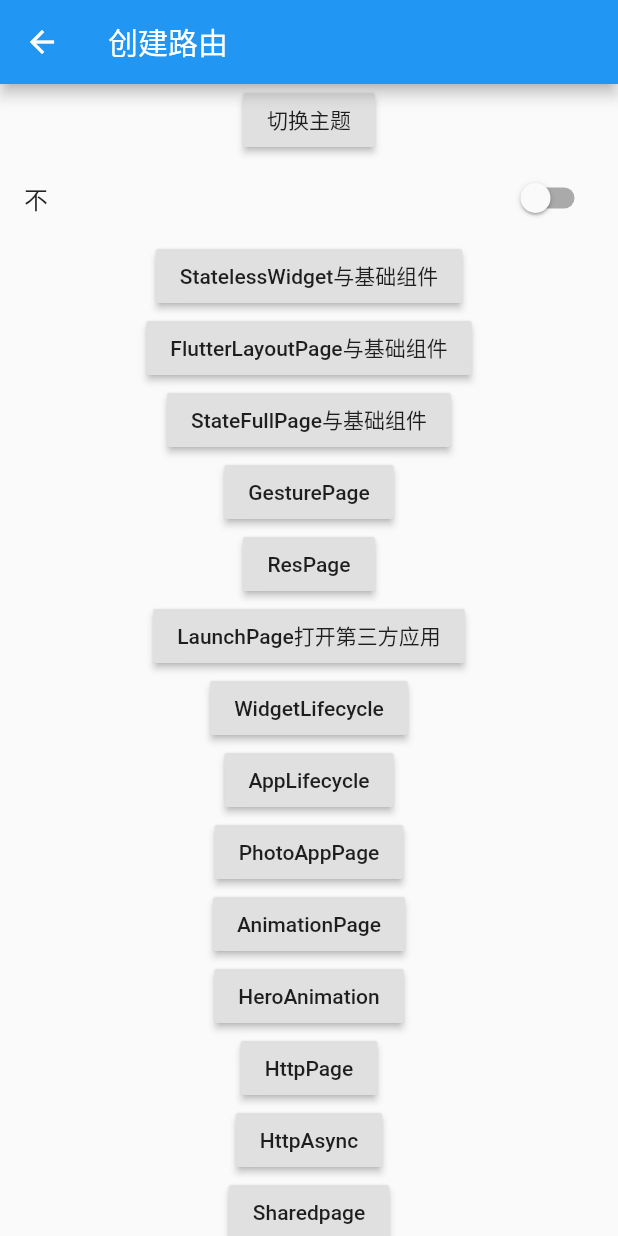
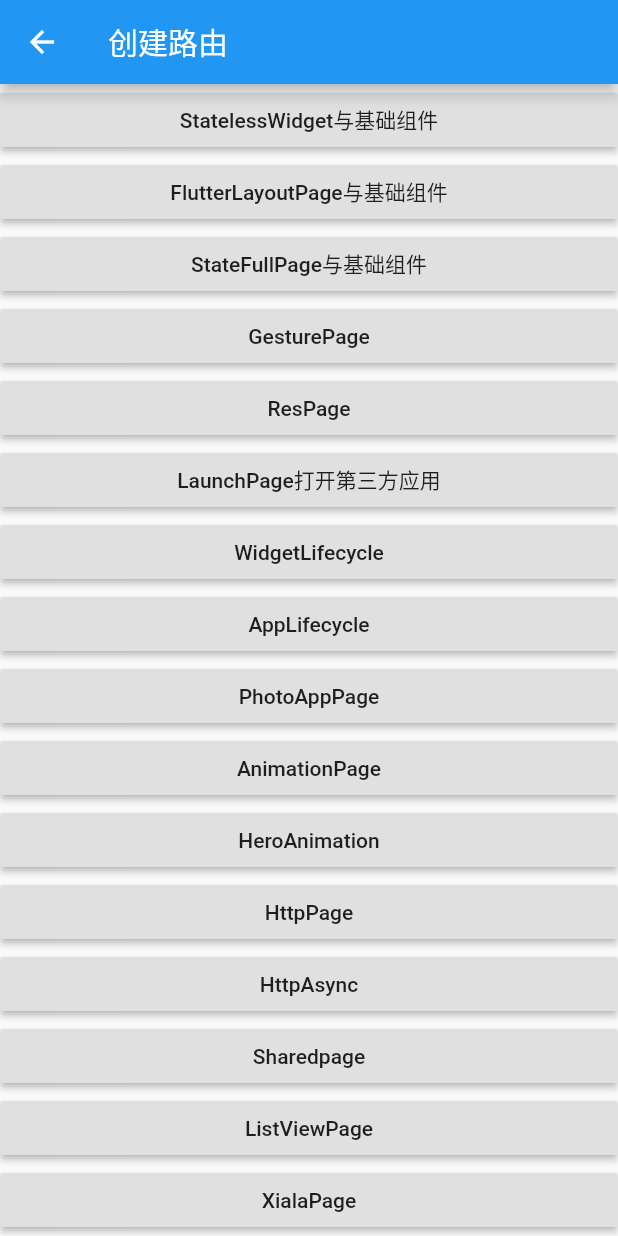
Before and after one commit to web-wade/flutter_app_demo, a Flutter app: the screen it shows after launch, on a phone screen of 412 x 824 dp. Run offline on Flutter 3.47's test engine with Material 2 defaults, Android fonts, the phone set to English and light mode, and no system bars; our stand-ins replace image_picker, shared_preferences; missing offline and left inert: flutter_color_plugin.

Commit message:
添加功能

```diff
--- /dev/null
+++ b/lib/listViewPage.dart
@@ -0,0 +1,62 @@
+import 'package:flutter/material.dart';
+import 'package:shared_preferences/shared_preferences.dart';
+
+const CITY_NAMES = [
+  '北京',
+  '上海',
+  '深圳',
+  '广州',
+  '大连',
+  '北京',
+  '上海',
+  '深圳',
+  '广州',
+  '大连',
+  '北京',
+  '上海',
+  '深圳',
+  '广州',
+  '大连'
+];
+
+class ListViewPage extends StatefulWidget {
+  @override
+  _ListViewPageState createState() => _ListViewPageState();
+}
+
+class _ListViewPageState extends State<ListViewPage> {
+  String countString = '';
+  String localCount = '';
+
+  @override
+  Widget build(BuildContext context) {
+    return MaterialApp(
+      home: Scaffold(
+        appBar: AppBar(
+          title: Text('futureBuilder使用技巧'),
+        ),
+        body: ListView(
+          // scrollDirection: Axis.horizontal,
+          children: _buildList(),
+        ),
+      ),
+    );
+  }
+
+  List<Widget> _buildList() {
+    return CITY_NAMES.map((city) => _item(city)).toList();
+  }
+
+  Widget _item(city) {
+    return Container(
+      height: 80,
+      margin: EdgeInsets.only(bottom: 6),
+      alignment: Alignment.center,
+      decoration: BoxDecoration(color: Colors.teal),
+      child: Text(
+        city,
+        style: TextStyle(color: Colors.black38, fontSize: 20),
+      ),
+    );
+  }
+}
--- a/lib/main.dart
+++ b/lib/main.dart
@@ -1,5 +1,6 @@
 import 'package:flutter/material.dart';
 import 'package:flutter_app/shared.dart';
+import 'package:flutter_app/xiala.dart';
 
 import 'add_lifecycle.dart';
 import 'animation.dart';
@@ -11,13 +12,12 @@ import 'http.dart';
 import 'http_async.dart';
 import 'launch_Page.dart';
 import 'less_group_page.dart';
+import 'listViewPage.dart';
 import 'photo_app_page.dart';
 import 'res_page.dart';
 import 'statefull_page.dart';
 
-void main() {
-  runApp(MaterialApp(home: DynamciTheme()));
-}
+void main() => runApp(DynamciTheme());
 
 class DynamciTheme extends StatefulWidget {
   @override
@@ -36,36 +36,7 @@ class _DynamciThemeState extends State<DynamciTheme> {
         primarySwatch: Colors.blue,
         visualDensity: VisualDensity.adaptivePlatformDensity,
       ),
-      home: Scaffold(
-        appBar: AppBar(
-          title: Text(
-            '创建路由',
-          ),
-          leading: GestureDetector(
-            onTap: () {
-              Navigator.pop(context);
-            },
-            child: Icon(Icons.arrow_back),
-          ),
-        ),
-        body: Column(
-          children: <Widget>[
-            RaisedButton(
-              onPressed: () {
-                setState(() {
-                  if (brightness == Brightness.dark) {
-                    brightness = Brightness.light;
-                  } else {
-                    brightness = Brightness.dark;
-                  }
-                });
-              },
-              child: Text("切换主题"),
-            ),
-            RouterNavigator()
-          ],
-        ),
-      ),
+      home: Home(),
       routes: <String, WidgetBuilder>{
         'less': (BuildContext context) => LessGroupPage(),
         'layout': (BuildContext context) => FlutterLayoutPage(),
@@ -81,32 +52,35 @@ class _DynamciThemeState extends State<DynamciTheme> {
         'http': (BuildContext context) => HttpPage(),
         'httpAsync': (BuildContext context) => HttpAsync(),
         'Sharedpage': (BuildContext context) => Sharedpage(),
+        'ListViewPage': (BuildContext context) => ListViewPage(),
+        'XialaPage': (BuildContext context) => XialaPage(),
       },
     );
   }
 }
 
-class RouterNavigator extends StatefulWidget {
+class Home extends StatefulWidget {
   @override
-  _RouterNavigatorState createState() => _RouterNavigatorState();
+  _HomeState createState() => _HomeState();
 }
 
-class _RouterNavigatorState extends State<RouterNavigator> {
-  bool byName = false;
-
+class _HomeState extends State<Home> {
   @override
   Widget build(BuildContext context) {
-    return Container(
-      child: Column(
+    return Scaffold(
+      appBar: AppBar(
+        title: Text(
+          '创建路由',
+        ),
+        leading: GestureDetector(
+          onTap: () {
+            Navigator.pop(context);
+          },
+          child: Icon(Icons.arrow_back),
+        ),
+      ),
+      body: ListView(
         children: <Widget>[
-          SwitchListTile(
-              title: Text('${byName ? "" : "不"}'),
-              value: byName,
-              onChanged: (value) {
-                setState(() {
-                  byName = value;
-                });
-              }),
           _item('StatelessWidget与基础组件', LessGroupPage(), 'less'),
           _item('FlutterLayoutPage与基础组件', FlutterLayoutPage(), 'layout'),
           _item('StateFullPage与基础组件', StateFullPage(), 'full'),
@@ -119,8 +93,10 @@ class _RouterNavigatorState extends State<RouterNavigator> {
           _item('AnimationPage', AnimationPage(), 'animation'),
           _item('HeroAnimation', HeroAnimation(), 'hero'),
           _item('HttpPage', HttpPage(), 'http'),
-          _item('HttpAsync', HttpAsync(), 'httpAsync'),
+          _item('HttpAsync', HttpAsync(), 'httpAsy nc'),
           _item('Sharedpage', Sharedpage(), 'Sharedpage'),
+          _item('ListViewPage', ListViewPage(), 'ListViewPage'),
+          _item('XialaPage', XialaPage(), 'XialaPage'),
         ],
       ),
     );
@@ -130,15 +106,71 @@ class _RouterNavigatorState extends State<RouterNavigator> {
     return Container(
       child: RaisedButton(
         onPressed: () {
-          if (byName) {
-            Navigator.pushNamed(context, routeName);
-          } else {
-            Navigator.push(
-                context, MaterialPageRoute(builder: (context) => page));
-          }
+          Navigator.pushNamed(context, routeName);
+          // Navigator.push(
+          //     context, MaterialPageRoute(builder: (context) => page));
         },
         child: Text(title),
       ),
     );
   }
 }
+
+// class RouterNavigator extends StatefulWidget {
+//   @override
+//   _RouterNavigatorState createState() => _RouterNavigatorState();
+// }
+
+// class _RouterNavigatorState extends State<RouterNavigator> {
+//   bool byName = false;
+
+//   @override
+//   Widget build(BuildContext context) {
+//     return Container(
+//       child: ListView(
+//         children: <Widget>[
+//           SwitchListTile(
+//               title: Text('${byName ? "" : "不"}'),
+//               value: byName,
+//               onChanged: (value) {
+//                 setState(() {
+//                   byName = value;
+//                 });
+//               }),
+//          _item('StatelessWidget与基础组件', LessGroupPage(), 'less'),
+//          _item('FlutterLayoutPage与基础组件', FlutterLayoutPage(), 'layout'),
+//          _item('StateFullPage与基础组件', StateFullPage(), 'full'),
+//          _item('GesturePage', GesturePage(), 'gesture'),
+//          _item('ResPage', ResPage(), 'image'),
+//           _item('LaunchPage打开第三方应用', LaunchPage(), 'launch'),
+//           _item('WidgetLifecycle', WidgetLifecycle(), 'lifecycle'),
+//           _item('AppLifecycle', AppLifecycle(), 'app'),
+//           _item('PhotoAppPage', PhotoAppPage(), 'photo'),
+//           _item('AnimationPage', AnimationPage(), 'animation'),
+//           _item('HeroAnimation', HeroAnimation(), 'hero'),
+//           _item('HttpPage', HttpPage(), 'http'),
+//           _item('HttpAsync', HttpAsync(), 'httpAsy nc'),
+//           _item('Sharedpage', Sharedpage(), 'Sharedpage'),
+//           _item('ListViewPage', ListViewPage(), 'ListViewPage'),
+//           _item('XialaPage', XialaPage(), 'XialaPage'),
+//         ],
+//       ),
+//     );
+//   }
+
+//   _item(String title, page, String routeName) {
+//     return Container(
+//       child: RaisedButton(
+//         onPressed: () {
+//           if (byName) {
+//             Navigator.pushNamed(context, routeName);
+//           } else {
+//             Navigator.push(
+//                 context, MaterialPageRoute(builder: (context) => page));
+//           }
+//         },
+//         child: Text(title),
+//       ),
+//     );
+//   }
+// }
--- a/lib/statefull_page.dart
+++ b/lib/statefull_page.dart
@@ -7,9 +7,10 @@ class StateFullPage extends StatefulWidget {
 
 class _StateFullPageState extends State<StateFullPage> {
   int _currentIndex = 0;
+  TextStyle textStyle = TextStyle(fontSize: 20);
+
   @override
   Widget build(BuildContext context) {
-    TextStyle textStyle = TextStyle(fontSize: 20);
     return MaterialApp(
         title: 'StatefullWidget与基础组件',
         theme: ThemeData(
--- /dev/null
+++ b/lib/xiala.dart
@@ -0,0 +1,97 @@
+import 'package:flutter/material.dart';
+
+class XialaPage extends StatefulWidget {
+  @override
+  _XialaPageState createState() => _XialaPageState();
+}
+
+class _XialaPageState extends State<XialaPage> {
+  List<String> cityName = [
+    '北京',
+    '上海',
+    '深圳',
+    '广州',
+    '大连',
+    '北京',
+    '上海',
+    '深圳',
+    '广州',
+    '大连',
+    '北京',
+    '上海',
+    '深圳',
+    '广州',
+    '大连'
+  ];
+  ScrollController _scrollController = ScrollController();
+
+  @override
+  void initState() {
+    _scrollController.addListener(() {
+      if (_scrollController.position.pixels ==
+          _scrollController.position.maxScrollExtent) {
+        _loadData();
+      }
+    }); // TODO: implement initState
+    super.initState();
+  }
+
+  @override
+  void dispose() {
+    // TODO: implement dispose
+    _scrollController.dispose();
+    super.dispose();
+  }
+
+  @override
+  Widget build(BuildContext context) {
+    return MaterialApp(
+      home: Scaffold(
+          appBar: AppBar(
+            title: Text('futureBuilder使用技巧'),
+          ),
+          body: RefreshIndicator(
+              child: ListView(
+                // scrollDirection: Axis.horizontal,
+                controller: _scrollController,
+                children: _buildList(),
+              ),
+              onRefresh: _handRefresh)),
+    );
+  }
+
+  _loadData() async {
+    await Future.delayed(Duration(seconds: 2));
+    print("11111");
+    setState(() {
+      List<String> list = List<String>.from(cityName);
+      list.addAll(cityName);
+      cityName = list;
+    });
+  }
+
+  Future<Null> _handRefresh() async {
+    await Future.delayed(Duration(seconds: 2));
+    setState(() {
+      cityName = cityName.reversed.toList();
+    });
+    return null;
+  }
+
+  List<Widget> _buildList() {
+    return cityName.map((city) => _item(city)).toList();
+  }
+
+  Widget _item(city) {
+    return Container(
+      height: 80,
+      margin: EdgeInsets.only(bottom: 6),
+      alignment: Alignment.center,
+      decoration: BoxDecoration(color: Colors.teal),
+      child: Text(
+        city,
+        style: TextStyle(color: Colors.black38, fontSize: 20),
+      ),
+    );
+  }
+}
```
Also changed, not shown: lib/flutter_widget_lifeCycle.dart (+33 -0 lines), pubspec.lock, 4 other files.
